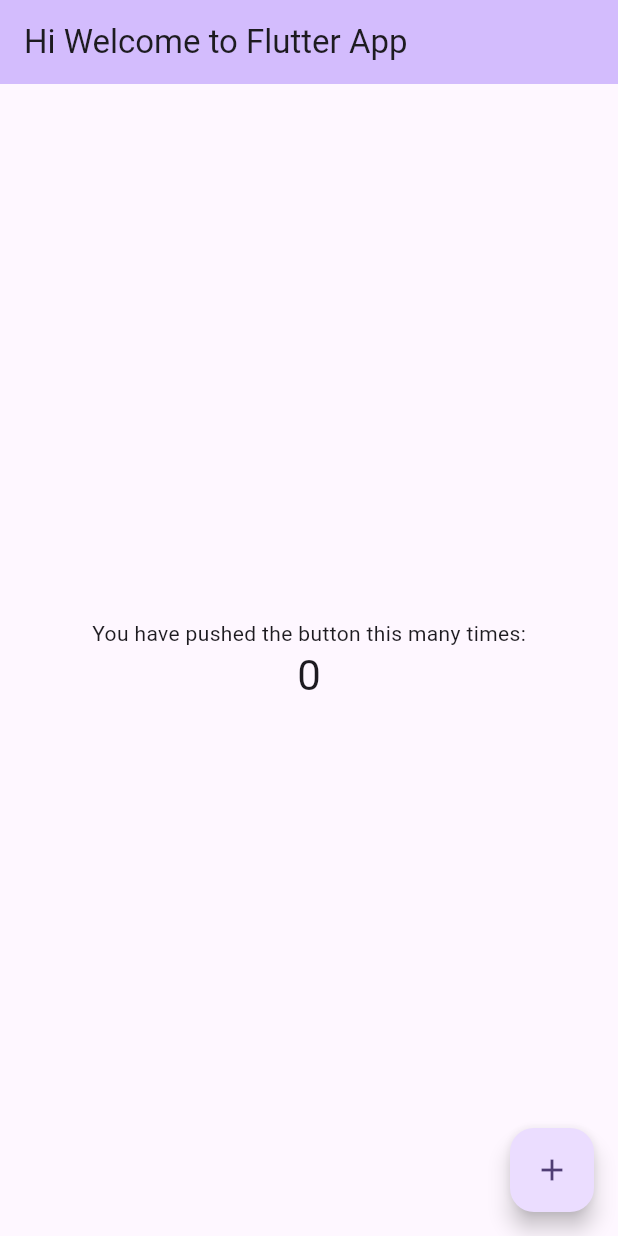
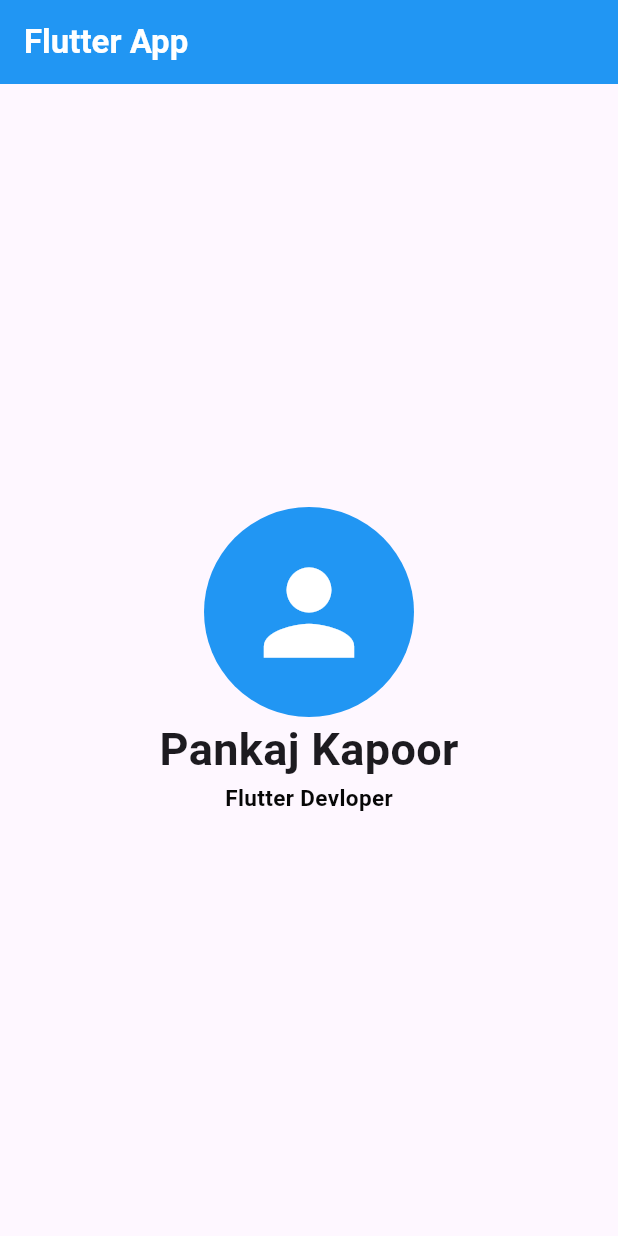
Before and after one commit to pankkap/Flutter_Jovac2026, a Flutter app: the screen it shows after launch, on a phone screen of 412 x 824 dp. Run offline on Flutter 3.47's test engine with Material 3 defaults, Android fonts, the phone set to English and light mode, and no system bars.

Commit message:
Understanding code from Scratch

```diff
--- a/my_app/lib/main.dart
+++ b/my_app/lib/main.dart
@@ -1,122 +1,44 @@
-import 'package:flutter/material.dart';
+import "package:flutter/material.dart";
 
 void main() {
-  runApp(const MyApp());
-}
+  runApp(
+    MaterialApp(
+      debugShowCheckedModeBanner: false,
+      home: Scaffold(
+        appBar: AppBar(
+          title: Text("Flutter App",
+          style: TextStyle(
+            color: Colors.white,
+            fontWeight: FontWeight.bold
+          ),
+          ),
+          backgroundColor: Colors.blue,
 
-class MyApp extends StatelessWidget {
-  const MyApp({super.key});
-
-  // This widget is the root of your application.
-  @override
-  Widget build(BuildContext context) {
-    return MaterialApp(
-      title: 'Flutter Demo',
-      theme: ThemeData(
-        // This is the theme of your application.
-        //
-        // TRY THIS: Try running your application with "flutter run". You'll see
-        // the application has a purple toolbar. Then, without quitting the app,
-        // try changing the seedColor in the colorScheme below to Colors.green
-        // and then invoke "hot reload" (save your changes or press the "hot
-        // reload" button in a Flutter-supported IDE, or press "r" if you used
-        // the command line to start the app).
-        //
-        // Notice that the counter didn't reset back to zero; the application
-        // state is not lost during the reload. To reset the state, use hot
-        // restart instead.
-        //
-        // This works for code too, not just values: Most code changes can be
-        // tested with just a hot reload.
-        colorScheme: .fromSeed(seedColor: Colors.deepPurple),
-      ),
-      home: const MyHomePage(title: 'Hi Welcome to Flutter App'),
-    );
-  }
-}
-
-class MyHomePage extends StatefulWidget {
-  const MyHomePage({super.key, required this.title});
-
-  // This widget is the home page of your application. It is stateful, meaning
-  // that it has a State object (defined below) that contains fields that affect
-  // how it looks.
-
-  // This class is the configuration for the state. It holds the values (in this
-  // case the title) provided by the parent (in this case the App widget) and
-  // used by the build method of the State. Fields in a Widget subclass are
-  // always marked "final".
-
-  final String title;
-
-  @override
-  State<MyHomePage> createState() => _MyHomePageState();
-}
-
-class _MyHomePageState extends State<MyHomePage> {
-  int _counter = 0;
-
-  void _incrementCounter() {
-    setState(() {
-      // This call to setState tells the Flutter framework that something has
-      // changed in this State, which causes it to rerun the build method below
-      // so that the display can reflect the updated values. If we changed
-      // _counter without calling setState(), then the build method would not be
-      // called again, and so nothing would appear to happen.
-      _counter++;
-    });
-  }
-
-  @override
-  Widget build(BuildContext context) {
-    // This method is rerun every time setState is called, for instance as done
-    // by the _incrementCounter method above.
-    //
-    // The Flutter framework has been optimized to make rerunning build methods
-    // fast, so that you can just rebuild anything that needs updating rather
-    // than having to individually change instances of widgets.
-    return Scaffold(
-      appBar: AppBar(
-        // TRY THIS: Try changing the color here to a specific color (to
-        // Colors.amber, perhaps?) and trigger a hot reload to see the AppBar
-        // change color while the other colors stay the same.
-        backgroundColor: Theme.of(context).colorScheme.inversePrimary,
-        // Here we take the value from the MyHomePage object that was created by
-        // the App.build method, and use it to set our appbar title.
-        title: Text(widget.title),
         ),
         body: Center(
-        // Center is a layout widget. It takes a single child and positions it
-        // in the middle of the parent.
           child: Column(
-          // Column is also a layout widget. It takes a list of children and
-          // arranges them vertically. By default, it sizes itself to fit its
-          // children horizontally, and tries to be as tall as its parent.
-          //
-          // Column has various properties to control how it sizes itself and
-          // how it positions its children. Here we use mainAxisAlignment to
-          // center the children vertically; the main axis here is the vertical
-          // axis because Columns are vertical (the cross axis would be
-          // horizontal).
-          //
-          // TRY THIS: Invoke "debug painting" (choose the "Toggle Debug Paint"
-          // action in the IDE, or press "p" in the console), to see the
-          // wireframe for each widget.
-          mainAxisAlignment: .center,
+            mainAxisAlignment: MainAxisAlignment.center,
             children: [
-            const Text('You have pushed the button this many times:'),
+              CircleAvatar(radius: 70,
+              backgroundColor: Colors.blue,
+              child: Icon(Icons.person, size: 90, color: Colors.white,)),
               Text(
-              '$_counter',
-              style: Theme.of(context).textTheme.headlineMedium,
+                "Pankaj Kapoor",
+                textDirection: TextDirection.ltr,
+                style: TextStyle(
+                  fontSize: 30,
+                  fontWeight: FontWeight.bold
                 ),
+              ),
+              Text("Flutter Devloper", textDirection: TextDirection.ltr, style: TextStyle(
+                color: const Color.fromARGB(255, 7, 7, 7),
+                fontSize: 15,
+                fontWeight: FontWeight.bold
+              ),),
             ],
           ),
         ),
-      floatingActionButton: FloatingActionButton(
-        onPressed: _incrementCounter,
-        tooltip: 'Increment',
-        child: const Icon(Icons.add),
+      ),
     ),
   );
 }
-}
```
Lines whose indentation alone changed are shown as unchanged.
